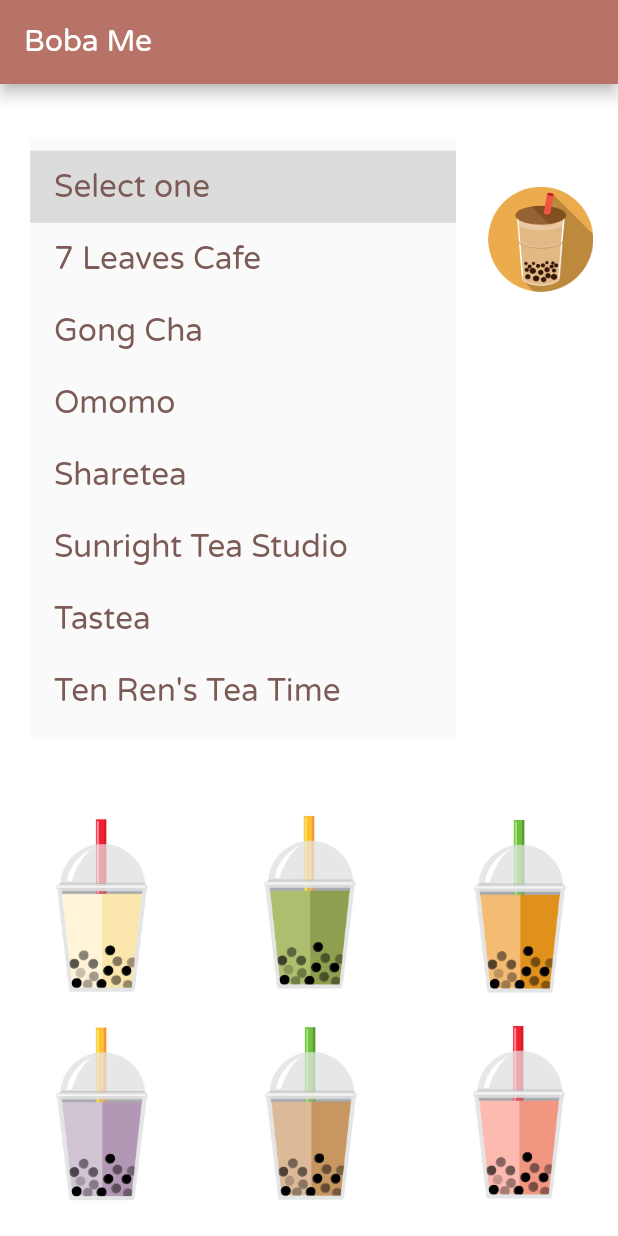
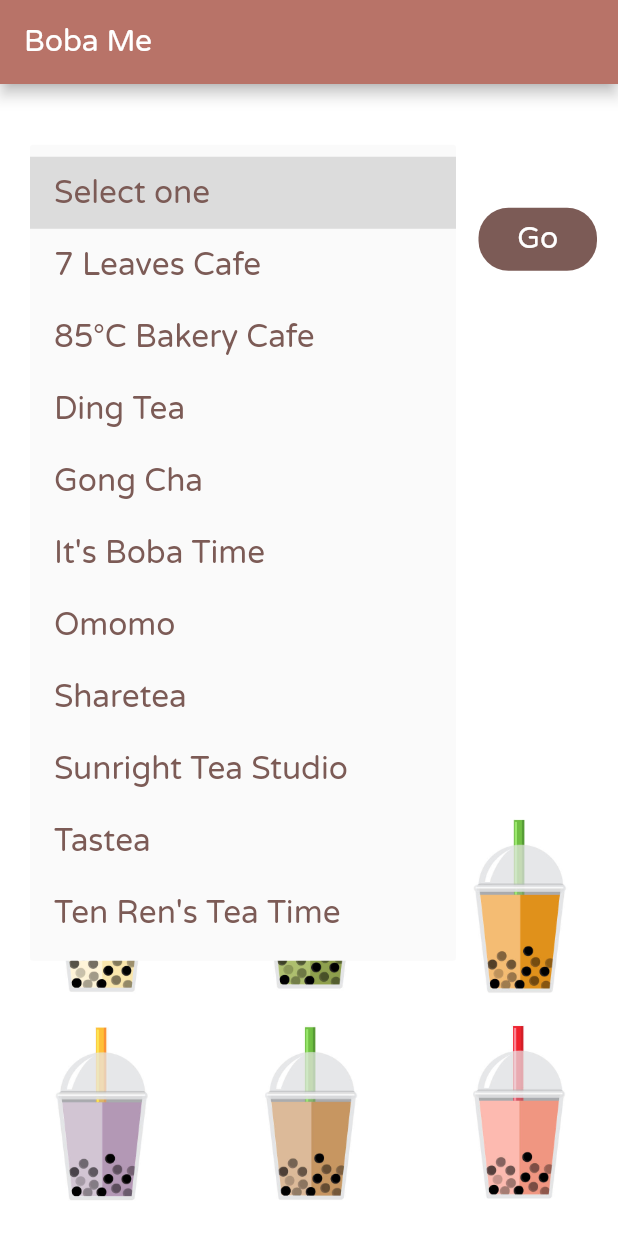
Before and after one commit to gabrielletaylor/boba_me, a Flutter app: the screen it shows after launch, after a tap on "Select one", on a phone screen of 412 x 824 dp. Run offline on Flutter 3.47's test engine with Material 2 defaults, Android fonts, the phone set to English and light mode, and no system bars; our stand-ins replace dropdown_button2, firebase_core, firebase_database; accounts and stored records are empty.

Commit message:
app update; change logo button to go button, add more boba places

```diff
--- a/lib/screens/home_page.dart
+++ b/lib/screens/home_page.dart
@@ -3,6 +3,7 @@
 import 'package:firebase_database/firebase_database.dart';
 import 'package:flutter/material.dart';
 import 'dart:math';
+import 'dart:async';
 
 class MyHomePage extends StatefulWidget {
   const MyHomePage({Key? key}) : super(key: key);
@@ -14,11 +15,13 @@
 class _MyHomePageState extends State<MyHomePage> {
 
   String dropDownValue = 'Select one', randomOrder = '', randomTopping = '', topping = '';
-  var choices = ['Select one', '7 Leaves Cafe', 'Gong Cha',
+  var choices = ['Select one', '7 Leaves Cafe', '85°C Bakery Cafe',
+                 'Ding Tea', 'Gong Cha', 'It\'s Boba Time',
                  'Omomo', 'Sharetea', 'Sunright Tea Studio',
                  'Tastea', 'Ten Ren\'s Tea Time'];
   bool milkTeaCheck = false, fruitTeaCheck = false, teaCheck = false;
   bool slushCheck = false, coffeeCheck = false, toppingsCheck = false;
+  bool isProcessing = false;
 
   List<String> getFromMap(Map map, String key, [String value = '']) {
     List<String> list = [];
@@ -39,7 +42,7 @@
     return list;
   }
 
-  void loadOrder() {
+  void loadDrink() {
     var drinkList = [], toppingsList = [];
     final _random = Random();
 
@@ -106,6 +109,18 @@
     setState(() {});
   }
 
+  void getDrink() {
+    const milli = Duration(milliseconds: 150);
+    var count = 1;
+    Timer.periodic(milli, (Timer timer) {
+      loadDrink();
+      count++;
+      if (count > 11) {
+        timer.cancel();
+      }
+    });
+  }
+
 
   @override
   Widget build(BuildContext context) {
@@ -166,6 +181,7 @@
                                             ),
                                           );
                                         }).toList(),
+                                        // menuMaxHeight: 500,
                                       ),
                                     ),
                                   ),
@@ -176,8 +192,8 @@
                                         Theme(
                                           data: ThemeData(unselectedWidgetColor: Color(0xff7c5b56)),
                                           child: SizedBox(
-                                            height: 35,
-                                            width: 35,
+                                            height: 31,
+                                            width: 31,
                                             child: Checkbox(
                                               activeColor: Color(0xff7c5b56),
                                               checkColor: Colors.white,
@@ -197,12 +213,12 @@
                                         )
                                         ),
                                         Container(
-                                          margin: EdgeInsets.only(left: 10),
+                                          margin: EdgeInsets.only(left: 15),
                                           child: Theme(
                                             data: ThemeData(unselectedWidgetColor: Color(0xff7c5b56)),
                                             child: SizedBox(
-                                              height: 35,
-                                              width: 35,
+                                              height: 31,
+                                              width: 31,
                                               child: Checkbox(
                                                 activeColor: Color(0xff7c5b56),
                                                 checkColor: Colors.white,
@@ -223,12 +239,12 @@
                                             )
                                         ),
                                         Container(
-                                          margin: EdgeInsets.only(left: 10),
+                                          margin: EdgeInsets.only(left: 15),
                                           child: Theme(
                                             data: ThemeData(unselectedWidgetColor: Color(0xff7c5b56)),
                                             child: SizedBox(
-                                              height: 35,
-                                              width: 35,
+                                              height: 31,
+                                              width: 31,
                                               child: Checkbox(
                                                 activeColor: Color(0xff7c5b56),
                                                 checkColor: Colors.white,
@@ -258,8 +274,8 @@
                                         Theme(
                                           data: ThemeData(unselectedWidgetColor: Color(0xff7c5b56)),
                                           child: SizedBox(
-                                            height: 35,
-                                            width: 35,
+                                            height: 31,
+                                            width: 31,
                                             child: Checkbox(
                                               activeColor: Color(0xff7c5b56),
                                               checkColor: Colors.white,
@@ -283,8 +299,8 @@
                                           child: Theme(
                                             data: ThemeData(unselectedWidgetColor: Color(0xff7c5b56)),
                                             child: SizedBox(
-                                              height: 35,
-                                              width: 35,
+                                              height: 31,
+                                              width: 31,
                                               child: Checkbox(
                                                 activeColor: Color(0xff7c5b56),
                                                 checkColor: Colors.white,
@@ -305,12 +321,12 @@
                                             )
                                         ),
                                         Container(
-                                          margin: EdgeInsets.only(left: 10),
+                                          margin: EdgeInsets.only(left: 12),
                                           child: Theme(
                                             data: ThemeData(unselectedWidgetColor: Color(0xff7c5b56)),
                                             child: SizedBox(
-                                              height: 35,
-                                              width: 35,
+                                              height: 31,
+                                              width: 31,
                                               child: Checkbox(
                                                 activeColor: Color(0xff7c5b56),
                                                 checkColor: Colors.white,
@@ -338,10 +354,53 @@
                           ),
                           Expanded(
                               flex: 25,
-                              child: IconButton(
-                                icon: Image.asset('assets/images/splash_logo.png'),
-                                iconSize: 70,
-                                onPressed: loadOrder,
+                              // child: IconButton(
+                              //   icon: Image.asset('assets/images/splash_logo.png'),
+                              //   iconSize: 70,
+                              //   onPressed: getDrink,
+                              // )
+                              child: Container(
+                                margin: EdgeInsets.only(left: 10, right: 14),
+                                child: SizedBox(
+                                  height: 42,
+                                  child: FilledButton(
+                                    child: Text(
+                                      'Go',
+                                      style: TextStyle(
+                                        fontSize: 20,
+                                      ),
+                                    ),
+                                    style: FilledButton.styleFrom(
+                                      backgroundColor: Color(0xff7c5b56),
+                                      foregroundColor: Colors.white,
+                                      disabledBackgroundColor: Color(0xff7c5b56),
+                                      disabledForegroundColor: Colors.white,
+                                      shape: RoundedRectangleBorder(
+                                          borderRadius: BorderRadius.circular(20)
+                                      )
+                                    ),
+                                    onPressed: isProcessing == false ? () {
+                                      setState(() {
+                                        isProcessing = true;
+                                        getDrink();
+                                      });
+                                      Timer(Duration(milliseconds: 1650), () {
+                                        setState(() {
+                                          isProcessing = false;
+                                        });
+                                      });
+                                    } : null,
+                                    // onPressed: !isProcessing ? () {
+                                    //   setState(() {
+                                    //     isProcessing = true;
+                                    //     getDrink();
+                                    //     if (drinksDone) {
+                                    //       isProcessing = false;
+                                    //     }
+                                    //   });
+                                    // } : null,
+                                  ),
+                                ),
                               )
                           ),
                         ],
```
Also changed, not shown: pubspec.lock, 1 other file.
